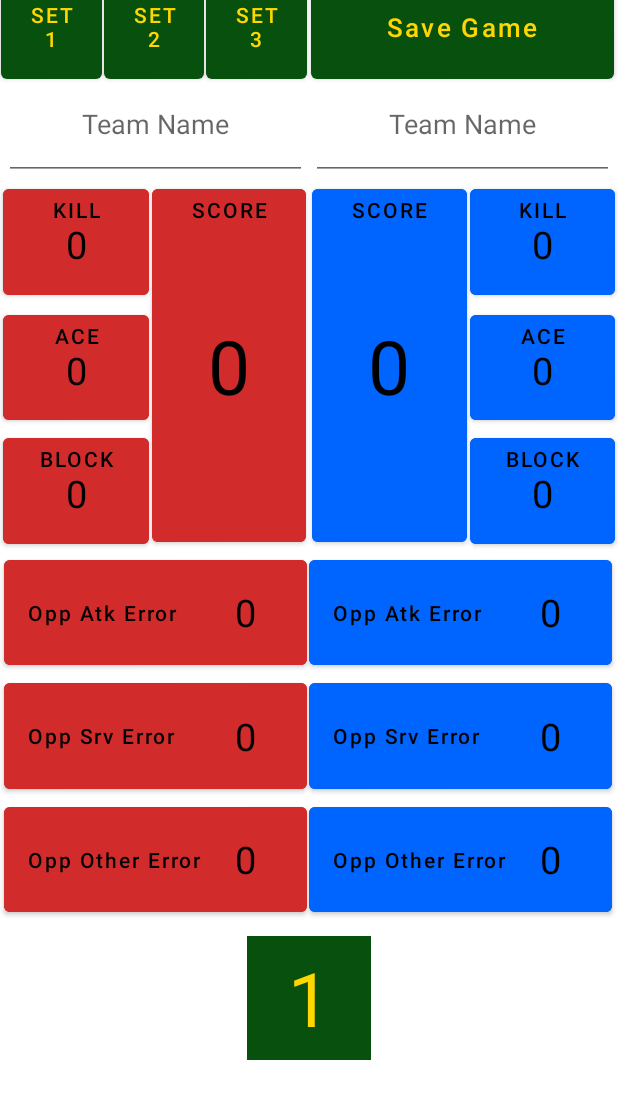
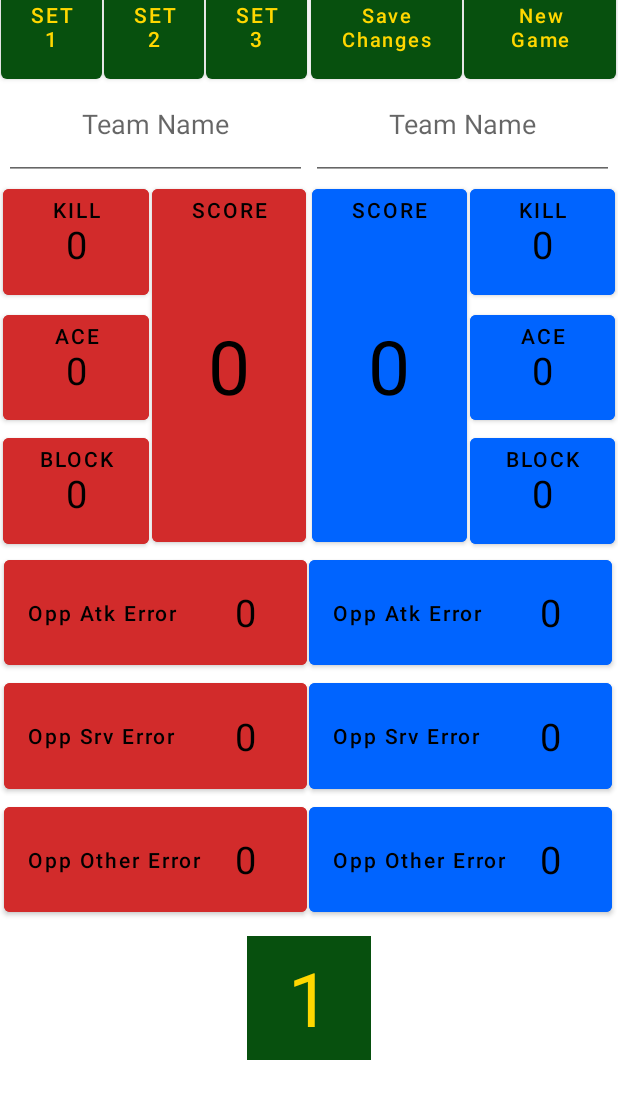
Before and after one commit to CamdenKSeaver/VolleyballApp2, an Android app: the fragment Scoreboard placed in its activity, after a tap on "Save Game", on a phone screen of 412 x 824 dp. Shown: the top 1099 px of the screen. Run offline under Robolectric (Android 15) with nearby library versions, the phone set to English and light mode, and no system bars; our stand-ins replace Firebase (no records; nobody signed in at launch, a user with empty details on screens opened directly).

Commit message:
updated look of UI and can save game and edit it

```diff
--- a/VolleyballApp-main/app/src/main/java/com/example/volleyballapp/FirebaseHelper.java
+++ b/VolleyballApp-main/app/src/main/java/com/example/volleyballapp/FirebaseHelper.java
@@ -68,7 +68,7 @@ public class FirebaseHelper {
     /**
      * This will create a new Game document in firestore.  Each game consists of
      * the game title, coachUID, and gameDocID.  It also has a collection of three sets
-     * @param gameTitle
+     * @param
      */
     public void makeNewGame(Game game) {
         if (mAuth.getUid() != null)
@@ -126,6 +126,16 @@ public class FirebaseHelper {
                         db.collection("allGames").document(gameDocID)
                                 .collection("sets").document(documentReference.getId())
                                 .update("setDocIC", documentReference.getId());
+                        if(setNum == 0){
+                            MainActivity.set1DocID = documentReference.getId();
+                        }
+                        if(setNum == 1){
+                            MainActivity.set2DocID = documentReference.getId();
+                        }
+                        if(setNum == 2){
+                            MainActivity.set3DocID = documentReference.getId();
+                        }
+
                     }
                 });
 
--- a/VolleyballApp-main/app/src/main/java/com/example/volleyballapp/MainActivity.java
+++ b/VolleyballApp-main/app/src/main/java/com/example/volleyballapp/MainActivity.java
@@ -61,6 +61,9 @@ import android.widget.TextView;
 
 public class MainActivity extends AppCompatActivity implements BottomNavigationView.OnNavigationItemSelectedListener {
     public static String presentGameDocID;
+    public static String set1DocID;
+    public static String set2DocID;
+    public static String set3DocID;
     Game game;
     ASet currentSet;
     BottomNavigationView bottomNavigationView;
@@ -451,7 +454,7 @@ public class MainActivity extends AppCompatActivity implements BottomNavigationV
         return false;
 
     }
-
+    boolean editingGame = false;
     public void updateUI() {
         homeScores = findViewById(R.id.homeScore);
         awayScore = findViewById(R.id.awayScore);
@@ -467,6 +470,9 @@ public class MainActivity extends AppCompatActivity implements BottomNavigationV
         awaySrvErr = findViewById(R.id.awayOppSrvErr);
         homeOthErr = findViewById(R.id.homeOppOthErr);
         awayOthErr = findViewById(R.id.awayOppOthErr);
+        saveGame = findViewById(R.id.saveButton);
+        awayTeamName = findViewById(R.id.awayTeamName);
+        homeTeamName = findViewById(R.id.homeTeamName);
 
 
 
@@ -485,6 +491,14 @@ public class MainActivity extends AppCompatActivity implements BottomNavigationV
         awayAtkErr.setText("" + currentSet.getAwayOppAtkError());
         awaySrvErr.setText("" + currentSet.getAwayOppServeError());
         awayOthErr.setText("" + currentSet.getAwayOppOtherError());
+        awayTeamName.setText(game.getAwayTeam());
+        homeTeamName.setText(game.getHomeTeam());
+        if(editingGame == false){
+            saveGame.setText("Save Game");
+
+        }
+        else
+            saveGame.setText("Save Changes");
 
     }
 
@@ -538,9 +552,9 @@ public class MainActivity extends AppCompatActivity implements BottomNavigationV
                 getSupportFragmentManager().beginTransaction().replace(R.id.flFragment, secondFragment).commit();
                 return true;
 
-            case R.id.publicGames:
-                getSupportFragmentManager().beginTransaction().replace(R.id.flFragment, thirdFragment).commit();
-                return true;
+//            case R.id.publicGames:
+//                getSupportFragmentManager().beginTransaction().replace(R.id.flFragment, thirdFragment).commit();
+//                return true;
 
 
             case R.id.privateGames:
@@ -693,24 +707,41 @@ public void setVars() {
 
     public void addGameButtonClicked(View view) {
 
-        getSupportFragmentManager().beginTransaction().replace(R.id.flFragment, secondFragment).commit();
-
         game = new Game();
         currentSet = game.getSets().get(0);
-
-
+        updateUI();
         Log.d("Denna", "made new game");
 
 
 
     }
-    public void saveGame(View view){
-       // firebaseHelper.editData("9f3Dyu61T193jM11wTFP", "FAPd2LpUClcM795hmZqh",game.getSets().get(0) );
-        awayTeamName = findViewById(R.id.awayTeamName);
-        homeTeamName = findViewById(R.id.homeTeamName);
-        game.setHomeTeam(homeTeamName.getText().toString());
-        game.setAwayTeam(awayTeamName.getText().toString());
-        firebaseHelper.makeNewGame(game);
+
+    Button saveGame;
+    public void saveGame(View view) {
+
+        if (editingGame == false) {
+            awayTeamName = findViewById(R.id.awayTeamName);
+            homeTeamName = findViewById(R.id.homeTeamName);
+            game.setHomeTeam(homeTeamName.getText().toString());
+            game.setAwayTeam(awayTeamName.getText().toString());
+            firebaseHelper.makeNewGame(game);
+            saveGame = findViewById(R.id.saveButton);
+            saveGame.setText("Save Changes");
+            editingGame = true;
+        }
+        else{
+            firebaseHelper.editData(presentGameDocID, set1DocID, game.getSets().get(0));
+            firebaseHelper.editData(presentGameDocID, set2DocID, game.getSets().get(1));
+            firebaseHelper.editData(presentGameDocID, set3DocID, game.getSets().get(2));
+        }
+
+    }
+
+    public void logOut(View v){
+        firebaseHelper.logOutUser();
+        loggedIn = false;
+        getSupportFragmentManager().beginTransaction().replace(R.id.flFragment, firstFragment).commit();
+        bottomNavigationView.setVisibility(View.INVISIBLE);
     }
 
 }
--- a/VolleyballApp-main/app/src/main/res/layout/fragment_scoreboard.xml
+++ b/VolleyballApp-main/app/src/main/res/layout/fragment_scoreboard.xml
@@ -262,19 +262,37 @@
 
     <Button
         android:id="@+id/saveButton"
-        app:layout_constraintWidth_percent=".49"
+        app:layout_constraintWidth_percent=".245"
         app:layout_constraintHeight_percent=".11"
         android:layout_width="0dp"
         android:layout_height="0dp"
         android:text="Save Game"
         android:textAllCaps="false"
-        android:textSize="17sp"
+        android:textSize="13sp"
         android:onClick="saveGame"
         app:layout_constraintBottom_toTopOf="@id/awayTeamName"
         android:textColor="@color/gold"
         android:layout_marginLeft="1dp"
         android:layout_marginBottom="1dp"
         app:layout_constraintLeft_toRightOf="@id/guideline"
+        tools:layout_editor_absoluteX="261dp"
+        tools:layout_editor_absoluteY="24dp" />
+    <Button
+        android:id="@+id/newGameButton"
+        app:layout_constraintWidth_percent=".245"
+        app:layout_constraintHeight_percent=".11"
+        android:layout_width="0dp"
+        android:layout_height="0dp"
+        android:text="New Game"
+        android:textAllCaps="false"
+        android:textSize="13sp"
+
+        android:onClick="addGameButtonClicked"
+        app:layout_constraintBottom_toTopOf="@id/awayTeamName"
+        android:textColor="@color/gold"
+        android:layout_marginLeft="1dp"
+        android:layout_marginBottom="1dp"
+        app:layout_constraintLeft_toRightOf="@id/saveButton"
         tools:layout_editor_absoluteX="261dp"
         tools:layout_editor_absoluteY="24dp" />
 
--- a/VolleyballApp-main/app/src/main/res/menu/bottom_nav_menu.xml
+++ b/VolleyballApp-main/app/src/main/res/menu/bottom_nav_menu.xml
@@ -11,11 +11,7 @@
         android:icon="@drawable/ic_launcher_grid_foreground"
         />
 
-    <item
-        android:id="@+id/publicGames"
-        android:title="Public"
-        android:icon="@drawable/ic_launcher_world_foreground"
-        />
+
     <item
         android:id="@+id/privateGames"
         android:title="Private"
```
Also changed, not shown: VolleyballApp-main/app/src/main/res/layout/fragment_second_home.xml (+27 -10 lines).
